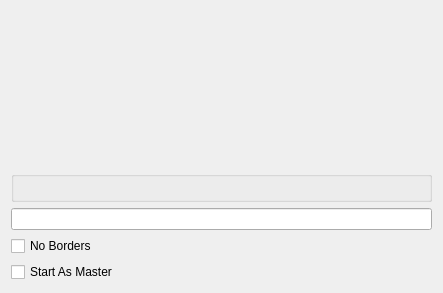
Qt form contents/ui/config.ui (kwin-scripts/kwin-tiling) before a commit.
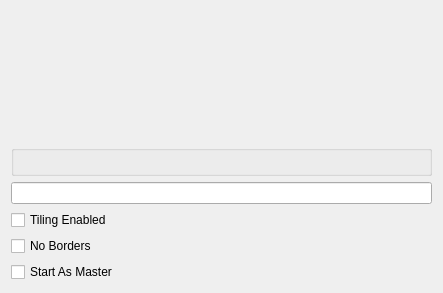
The same form after that commit. Custom widgets are drawn as their Qt base class.

Commit message:
Add config option to disable tiling by default
This is overridden by the per-desktop settings, which means it's now
possible to:

- Disable tiling only on select desktops

- Enable tiling only on select desktops

```diff
--- a/contents/ui/config.ui
+++ b/contents/ui/config.ui
@@ -34,6 +34,13 @@
    <item>
     <widget class="QLineEdit" name="kcfg_layouts"/>
    </item>
+   <item>
+    <widget class="QCheckBox" name="kcfg_userActive">
+     <property name="text">
+      <string>Tiling Enabled</string>
+     </property>
+    </widget>
+   </item>
    <item>
     <widget class="QCheckBox" name="kcfg_noBorder">
      <property name="text">
```
The commit also changes 2 other files.
